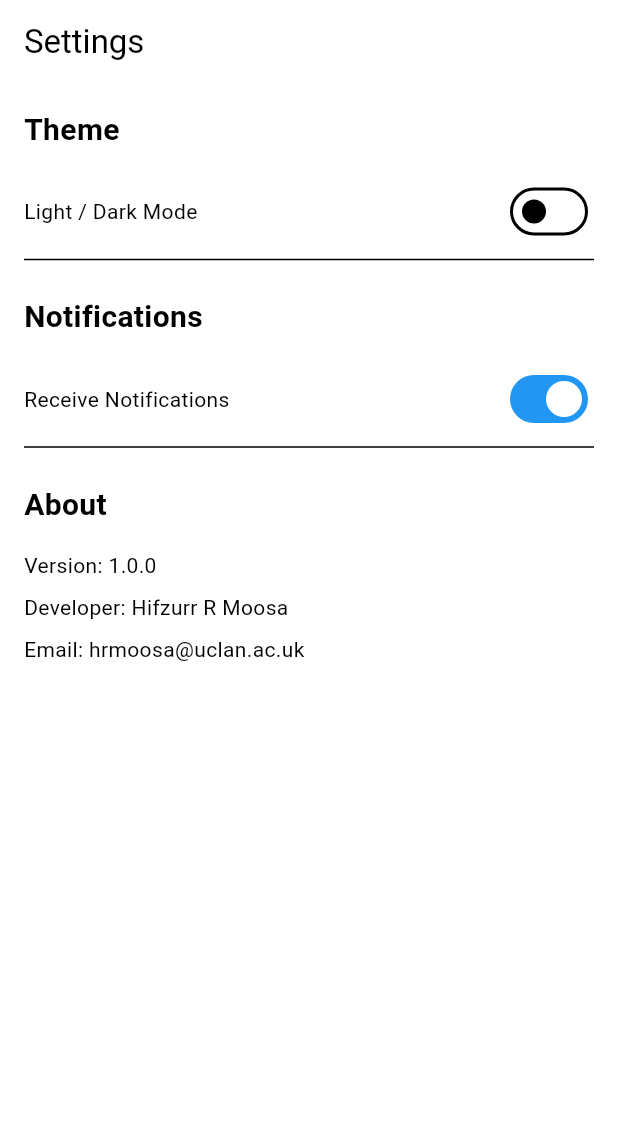
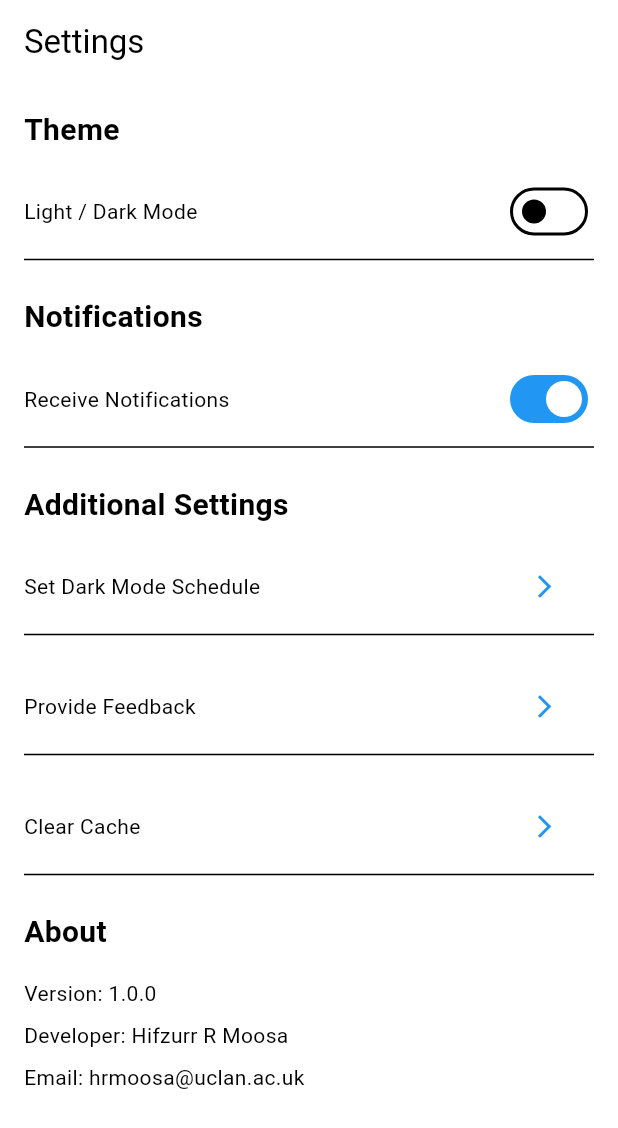
Before and after one commit to Hifzuu/Movie_App, a Flutter app: the SettingsView screen opened by its route, on a phone screen of 412 x 824 dp. Shown: the top 1128 px of the screen. Run offline on Flutter 3.47's test engine with Material 3 defaults, Android fonts, the phone set to English and light mode, and no system bars; our stand-ins replace another_flushbar, carousel_slider, cloud_firestore, connectivity_plus, firebase_auth, firebase_core and 7 more; accounts and stored records are empty; network calls fail.

Commit message:
added setting to clear cache + minor additional settings

```diff
--- a/lib/views/settings_view.dart
+++ b/lib/views/settings_view.dart
@@ -1,4 +1,5 @@
 import 'package:flutter/material.dart';
+import 'package:flutter_cache_manager/flutter_cache_manager.dart';
 import 'package:movie_assignment/theme/theme_provider.dart';
 import 'package:movie_assignment/widgets/theme_switch.dart';
 import 'package:provider/provider.dart';
@@ -13,7 +14,8 @@ class SettingsView extends StatelessWidget {
         title: Text('Settings'),
         automaticallyImplyLeading: false,
       ),
-      body: Padding(
+      body: SingleChildScrollView(
+        child: Padding(
           padding: const EdgeInsets.all(16.0),
           child: Column(
             crossAxisAlignment: CrossAxisAlignment.start,
@@ -47,6 +49,23 @@ class SettingsView extends StatelessWidget {
               Divider(),
               SizedBox(height: 16.0),
               const Text(
+                'Additional Settings',
+                style: TextStyle(
+                  fontSize: 20.0,
+                  fontWeight: FontWeight.bold,
+                ),
+              ),
+              SizedBox(height: 16.0),
+              _buildDarkModeSchedule(context),
+              Divider(),
+              SizedBox(height: 16.0),
+              _buildFeedbackButton(context),
+              Divider(),
+              SizedBox(height: 16.0),
+              _buildClearCacheButton(context),
+              Divider(),
+              SizedBox(height: 16.0),
+              const Text(
                 'About',
                 style: TextStyle(
                   fontSize: 20.0,
@@ -56,6 +75,7 @@ class SettingsView extends StatelessWidget {
               SizedBox(height: 16.0),
               _buildAboutSection(),
             ],
+          ),
         ),
       ),
     );
@@ -88,4 +108,112 @@ class SettingsView extends StatelessWidget {
       ],
     );
   }
+
+  Widget _buildDarkModeSchedule(BuildContext context) {
+    return Row(
+      children: [
+        const Text('Set Dark Mode Schedule'),
+        const Spacer(),
+        ElevatedButton(
+          onPressed: () {},
+          style: ButtonStyle(
+            backgroundColor: MaterialStateProperty.all<Color>(
+                Theme.of(context).colorScheme.background),
+            elevation: MaterialStateProperty.all(0),
+          ),
+          child: Icon(Icons.arrow_forward_ios,
+              color: Theme.of(context).colorScheme.primary),
+        ),
+      ],
+    );
   }
+
+  Widget _buildFeedbackButton(BuildContext context) {
+    return Row(
+      children: [
+        const Text('Provide Feedback'),
+        const Spacer(),
+        ElevatedButton(
+          onPressed: () {},
+          style: ButtonStyle(
+            backgroundColor: MaterialStateProperty.all<Color>(
+                Theme.of(context).colorScheme.background),
+            elevation: MaterialStateProperty.all(0),
+          ),
+          child: Icon(Icons.arrow_forward_ios,
+              color: Theme.of(context).colorScheme.primary),
+        ),
+      ],
+    );
+  }
+
+  Widget _buildClearCacheButton(BuildContext context) {
+    return Row(
+      children: [
+        const Text('Clear Cache'),
+        const Spacer(),
+        ElevatedButton(
+          onPressed: () {
+            _showClearCacheConfirmationDialog(context);
+          },
+          style: ButtonStyle(
+            backgroundColor: MaterialStateProperty.all<Color>(
+                Theme.of(context).colorScheme.background),
+            elevation: MaterialStateProperty.all(0),
+          ),
+          child: Icon(Icons.arrow_forward_ios,
+              color: Theme.of(context).colorScheme.primary),
+        ),
+      ],
+    );
+  }
+
+  void _showClearCacheConfirmationDialog(BuildContext context) {
+    showDialog(
+      context: context,
+      builder: (BuildContext dialogContext) {
+        return AlertDialog(
+          title: const Text('Clear Cache'),
+          content: const Text('Are you sure you want to clear the app cache?'),
+          actions: [
+            TextButton(
+              onPressed: () {
+                Navigator.of(dialogContext).pop(); // Close the dialog
+              },
+              child: const Text(
+                'Cancel',
+                style: TextStyle(color: Colors.grey),
+              ),
+            ),
+            TextButton(
+              onPressed: () async {
+                Navigator.of(dialogContext).pop(); // Close the dialog
+                await _clearAppCache(context);
+              },
+              child: const Text('Clear'),
+            ),
+          ],
+        );
+      },
+    );
+  }
+
+  Future<void> _clearAppCache(BuildContext context) async {
+    try {
+      await DefaultCacheManager().emptyCache(); // Clear the app cache
+      ScaffoldMessenger.of(context).showSnackBar(
+        const SnackBar(
+          content: Text('Cache cleared successfully!'),
+        ),
+      );
+    } catch (error) {
+      print('Error clearing cache: $error');
+      ScaffoldMessenger.of(context).showSnackBar(
+        const SnackBar(
+          content: Text('Failed to clear cache. Please try again.'),
+          backgroundColor: Colors.red,
+        ),
+      );
+    }
+  }
+}
--- a/pubspec.yaml
+++ b/pubspec.yaml
@@ -33,6 +33,7 @@ dependencies:
   cached_network_image: ^3.3.1
   internet_connection_checker: ^1.0.0+1
   connectivity_plus: ^5.0.2
+  flutter_cache_manager: ^3.3.1
 
 
 
```
Also changed, not shown: lib/views/details_view.dart (+3 -4 lines), pubspec.lock. Lines whose indentation alone changed are shown as unchanged.
